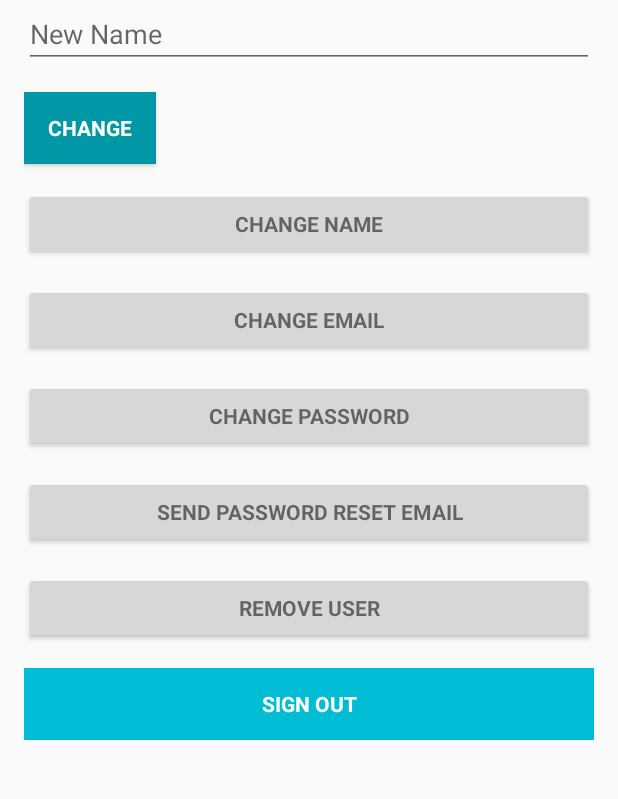
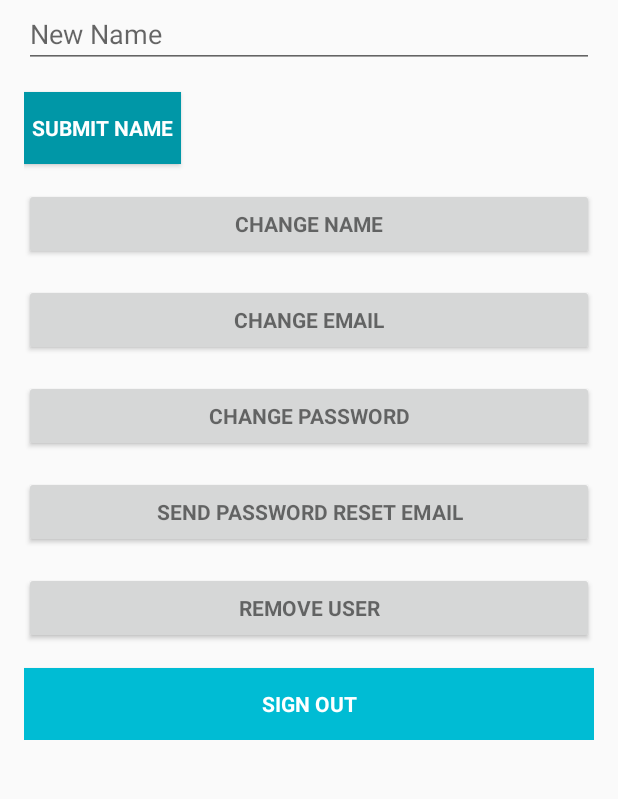
Before and after one commit to DeepakJOct/FirebaseAuth, an Android app: the screen it shows after launch once a user with an empty profile is signed in (MainActivity), after a tap on "CHANGE NAME", on a phone screen of 412 x 824 dp, the part 435-1234 px from its top. Run offline under Robolectric (Android 15) with nearby library versions, the phone set to English and light mode, and no system bars; our stand-ins replace ButterKnife, Firebase (no records; nobody signed in at launch, a user with empty details on screens opened directly).

Commit message:
Button visibility changes

```diff
--- a/app/src/main/java/app/com/firebaseauth/MainActivity.java
+++ b/app/src/main/java/app/com/firebaseauth/MainActivity.java
@@ -1,14 +1,7 @@
 package app.com.firebaseauth;
 
 import android.content.Intent;
-import android.graphics.Color;
 import android.os.Bundle;
-import android.text.Html;
-import android.text.Spannable;
-import android.text.SpannableString;
-import android.text.Spanned;
-import android.text.style.ForegroundColorSpan;
-import android.util.Log;
 import android.view.View;
 import android.widget.Button;
 import android.widget.EditText;
@@ -18,7 +11,6 @@ import android.widget.Toast;
 
 import androidx.annotation.NonNull;
 import androidx.appcompat.app.AppCompatActivity;
-import androidx.appcompat.widget.Toolbar;
 
 import com.google.android.gms.tasks.OnCompleteListener;
 import com.google.android.gms.tasks.Task;
@@ -49,8 +41,25 @@ public class MainActivity extends AppCompatActivity implements View.OnClickListe
     EditText password;
     @BindView(R.id.newPassword)
     EditText newPassword;
+    @BindView(R.id.confirm_password)
+    EditText confirmPassword;
     @BindView(R.id.progressBar)
     ProgressBar progressBar;
+
+    /*
+     * oldEmail
+     * newEmail
+     * newName
+     * password
+     * newPassword
+     * confirmPassword
+     *
+     * btnSubmitName
+     * btnSubmitEmail
+     * btnSubmitPassword
+     * btnSendPasswordResetEmail
+     * btnRemoveTheUser
+     * */
 
     @BindView(R.id.change_email_button)
     Button btnChangeEmail;
@@ -63,16 +72,16 @@ public class MainActivity extends AppCompatActivity implements View.OnClickListe
 
     @BindView(R.id.remove_user_button)
     Button btnRemoveUser;
-    @BindView(R.id.changeEmail)
-    Button changeEmail;
-    @BindView(R.id.changeName)
-    Button changeName;
-    @BindView(R.id.changePass)
-    Button changePassword;
-    @BindView(R.id.send)
-    Button sendEmail;
-    @BindView(R.id.remove)
-    Button remove;
+    @BindView(R.id.btnSubmitEmail)
+    Button btnSubmitEmail;
+    @BindView(R.id.btnSubmitName)
+    Button btnSubmitName;
+    @BindView(R.id.btnSubmitPassword)
+    Button btnSubmitPassword;
+    @BindView(R.id.btnResetEmail)
+    Button btnSendPasswordResetEmail;
+    @BindView(R.id.btnRemoveUser)
+    Button btnRemoveTheUser;
     @BindView(R.id.sign_out)
     Button signOut;
     @BindView(R.id.tv_refresh)
@@ -84,6 +93,7 @@ public class MainActivity extends AppCompatActivity implements View.OnClickListe
     FirebaseUser user;
     private String mName, mEmail, mUserId;
     private String mExtra;
+    private boolean isName, isEmail, isPassword, isSendPasswordResetEmail, isRemoveUser;
 
     @Override
     protected void onCreate(Bundle savedInstanceState) {
@@ -98,12 +108,12 @@ public class MainActivity extends AppCompatActivity implements View.OnClickListe
         btnSendResetEmail.setOnClickListener(this);
         btnRemoveUser.setOnClickListener(this);
 
-        changeEmail.setOnClickListener(this);
-        changePassword.setOnClickListener(this);
+        btnSubmitEmail.setOnClickListener(this);
+        btnSubmitPassword.setOnClickListener(this);
         changeNameButton.setOnClickListener(this);
-        changeName.setOnClickListener(this);
-        sendEmail.setOnClickListener(this);
-        remove.setOnClickListener(this);
+        btnSubmitName.setOnClickListener(this);
+        btnSendPasswordResetEmail.setOnClickListener(this);
+        btnRemoveTheUser.setOnClickListener(this);
         signOut.setOnClickListener(this);
 
         firebaseAuth = FirebaseAuth.getInstance();
@@ -129,7 +139,6 @@ public class MainActivity extends AppCompatActivity implements View.OnClickListe
         });
 
 
-
         getUserDetails();
 
 
@@ -145,25 +154,49 @@ public class MainActivity extends AppCompatActivity implements View.OnClickListe
         } else if (view.getId() == R.id.change_email_button) {
             changeEmail();
         } else if (view.getId() == R.id.change_password_button) {
-
+            changePassword();
         } else if (view.getId() == R.id.sending_pass_reset_button) {
-
+            sendPasswordResetEmail();
         } else if (view.getId() == R.id.remove_user_button) {
-
-        } else if (view.getId() == R.id.changeEmail) {
+            removeUser();
+        } else if (view.getId() == R.id.btnSubmitEmail) {
             submitChangedEmail();
-        } else if (view.getId() == R.id.changePass) {
-
-        } else if (view.getId() == R.id.send) {
-
-        } else if (view.getId() == R.id.remove) {
-
-        } else if(view == changeNameButton) {
+        } else if (view.getId() == R.id.btnSubmitPassword) {
+            submitChangedPassword();
+        } else if (view.getId() == R.id.btnResetEmail) {
+            submitEmailForPasswordChange();
+        } else if (view.getId() == R.id.btnRemoveUser) {
+            submitDetailsToRemoveUser();
+        } else if (view == changeNameButton) {
             changeName();
-        } else if(view == changeName) {
+        } else if (view == btnSubmitName) {
             submitChangedName();
         }
 
+    }
+
+    private void submitDetailsToRemoveUser() {
+    }
+
+    private void submitEmailForPasswordChange() {
+    }
+
+    private void submitChangedPassword() {
+    }
+
+    private void removeUser() {
+        isRemoveUser = true;
+        buttonVisibility();
+    }
+
+    private void sendPasswordResetEmail() {
+        isSendPasswordResetEmail = true;
+        buttonVisibility();
+    }
+
+    private void changePassword() {
+        isPassword = true;
+        buttonVisibility();
     }
 
     //get user details from firebase
@@ -172,7 +205,7 @@ public class MainActivity extends AppCompatActivity implements View.OnClickListe
             @Override
             public void onAuthStateChanged(@NonNull FirebaseAuth firebaseAuth) {
                 FirebaseUser user = firebaseAuth.getCurrentUser();
-                if(user != null) {
+                if (user != null) {
                     mEmail = user.getEmail();
                     mName = user.getDisplayName();
                     mUserId = user.getUid();
@@ -189,11 +222,11 @@ public class MainActivity extends AppCompatActivity implements View.OnClickListe
     }
 
     /*
-    * Changing email*/
+     * Changing email*/
 
     private void changeEmail() {
-        newEmail.setVisibility(View.VISIBLE);
-        changeEmail.setVisibility(View.VISIBLE);
+        isEmail = true;
+        buttonVisibility();
     }
 
     private void submitChangedEmail() {
@@ -223,13 +256,13 @@ public class MainActivity extends AppCompatActivity implements View.OnClickListe
      * Changing name*/
 
     private void changeName() {
-        newName.setVisibility(View.VISIBLE);
-        changeName.setVisibility(View.VISIBLE);
+        isName = true;
+        buttonVisibility();
     }
 
     private void submitChangedName() {
         progressBar.setVisibility(View.VISIBLE);
-        if(user != null && !newName.getText().toString().trim().equals("")) {
+        if (user != null && !newName.getText().toString().trim().equals("")) {
             FirebaseUser user = FirebaseAuth.getInstance().getCurrentUser();
             UserProfileChangeRequest profileChangeRequest = new UserProfileChangeRequest.Builder()
                     .setDisplayName(newName.getText().toString().trim())
@@ -239,7 +272,7 @@ public class MainActivity extends AppCompatActivity implements View.OnClickListe
                     .addOnCompleteListener(new OnCompleteListener<Void>() {
                         @Override
                         public void onComplete(@NonNull Task<Void> task) {
-                            if(task.isSuccessful()) {
+                            if (task.isSuccessful()) {
                                 Toast.makeText(MainActivity.this, "Successfully changed", Toast.LENGTH_SHORT).show();
                                 progressBar.setVisibility(View.GONE);
                             } else {
@@ -271,5 +304,46 @@ public class MainActivity extends AppCompatActivity implements View.OnClickListe
         authStateListener.onAuthStateChanged(firebaseAuth);
     }
 
+    private void buttonVisibility() {
+        oldEmail.setVisibility(View.GONE);
+        newEmail.setVisibility(View.GONE);
+        newName.setVisibility(View.GONE);
+        password.setVisibility(View.GONE);
+        newPassword.setVisibility(View.GONE);
+        confirmPassword.setVisibility(View.GONE);
+        btnSubmitName.setVisibility(View.GONE);
+        btnSubmitEmail.setVisibility(View.GONE);
+        btnSubmitPassword.setVisibility(View.GONE);
+        btnSendPasswordResetEmail.setVisibility(View.GONE);
+        btnRemoveTheUser.setVisibility(View.GONE);
+        if (isEmail) {
+            isEmail = false;
+            newEmail.setVisibility(View.VISIBLE);
+            btnSubmitEmail.setVisibility(View.VISIBLE);
+        } else if (isName) {
+            isName = false;
+            newName.setVisibility(View.VISIBLE);
+            btnSubmitName.setVisibility(View.VISIBLE);
+
+        } else if (isPassword) {
+            isPassword = false;
+            password.setVisibility(View.VISIBLE);
+            newPassword.setVisibility(View.VISIBLE);
+            confirmPassword.setVisibility(View.VISIBLE);
+            btnSubmitPassword.setVisibility(View.VISIBLE);
+
+        } else if (isRemoveUser) {
+            isRemoveUser = false;
+            oldEmail.setVisibility(View.VISIBLE);
+            btnRemoveTheUser.setVisibility(View.VISIBLE);
+
+        } else if (isSendPasswordResetEmail) {
+            isSendPasswordResetEmail = false;
+            oldEmail.setVisibility(View.VISIBLE);
+            btnSendPasswordResetEmail.setVisibility(View.VISIBLE);
+
+        }
+    }
+
 
 }
--- a/app/src/main/res/layout/activity_main.xml
+++ b/app/src/main/res/layout/activity_main.xml
@@ -229,7 +229,18 @@
                 android:layout_width="match_parent"
                 android:layout_height="wrap_content"
                 android:focusableInTouchMode="true"
-                android:hint="Old Password"
+                android:hint="Enter password"
+                android:inputType="textPassword"
+                android:maxLines="1"
+                android:singleLine="true"
+                android:visibility="gone" />
+
+            <EditText
+                android:id="@+id/confirm_password"
+                android:layout_width="match_parent"
+                android:layout_height="wrap_content"
+                android:focusableInTouchMode="true"
+                android:hint="Re-enter password"
                 android:inputType="textPassword"
                 android:maxLines="1"
                 android:singleLine="true"
@@ -247,49 +258,53 @@
                 android:visibility="gone" />
 
             <Button
-                android:id="@+id/changeName"
+                android:id="@+id/btnSubmitName"
+                style="?android:textAppearanceSmall"
+                android:layout_width="wrap_content"
+                android:layout_height="wrap_content"
+                android:layout_marginTop="16dp"
+                android:padding="5dp"
+                android:background="@color/colorPrimaryDark"
+                android:text="Submit Name"
+                android:textColor="@android:color/white"
+                android:textStyle="bold"
+                android:visibility="gone" />
+
+            <Button
+                android:id="@+id/btnSubmitEmail"
+                style="?android:textAppearanceSmall"
+                android:layout_width="wrap_content"
+                android:layout_height="wrap_content"
+                android:layout_marginTop="16dp"
+                android:padding="5dp"
+                android:background="@color/colorPrimaryDark"
+                android:text="Submit Email"
+                android:textColor="@android:color/white"
+                android:textStyle="bold"
+                android:visibility="gone" />
+
+            <Button
+                android:id="@+id/btnSubmitPassword"
                 style="?android:textAppearanceSmall"
                 android:layout_width="wrap_content"
                 android:layout_height="wrap_content"
                 android:layout_marginTop="16dp"
                 android:background="@color/colorPrimaryDark"
-                android:text="@string/btn_change"
+                android:text="Submit Password"
+                android:padding="5dp"
                 android:textColor="@android:color/white"
                 android:textStyle="bold"
                 android:visibility="gone" />
 
             <Button
-                android:id="@+id/changeEmail"
+                android:id="@+id/btnResetEmail"
                 style="?android:textAppearanceSmall"
                 android:layout_width="wrap_content"
                 android:layout_height="wrap_content"
                 android:layout_marginTop="16dp"
                 android:background="@color/colorPrimaryDark"
-                android:text="@string/btn_change"
-                android:textColor="@android:color/white"
-                android:textStyle="bold"
-                android:visibility="gone" />
-
-            <Button
-                android:id="@+id/changePass"
-                style="?android:textAppearanceSmall"
-                android:layout_width="wrap_content"
-                android:layout_height="wrap_content"
-                android:layout_marginTop="16dp"
-                android:background="@color/colorPrimaryDark"
-                android:text="@string/btn_change"
-                android:textColor="@android:color/white"
-                android:textStyle="bold"
-                android:visibility="gone" />
-
-            <Button
-                android:id="@+id/send"
-                style="?android:textAppearanceSmall"
-                android:layout_width="wrap_content"
-                android:layout_height="wrap_content"
-                android:layout_marginTop="16dp"
-                android:background="@color/colorPrimaryDark"
-                android:text="@string/btn_send"
+                android:text="Reset Email"
+                android:padding="5dp"
                 android:textColor="@android:color/white"
                 android:textStyle="bold"
                 android:visibility="gone" />
@@ -301,13 +316,14 @@
                 android:visibility="gone" />
 
             <Button
-                android:id="@+id/remove"
+                android:id="@+id/btnRemoveUser"
                 style="?android:textAppearanceSmall"
                 android:layout_width="wrap_content"
                 android:layout_height="wrap_content"
                 android:layout_marginTop="16dp"
                 android:background="@color/colorPrimaryDark"
-                android:text="@string/btn_remove"
+                android:text="Remove User"
+                android:padding="5dp"
                 android:textColor="@android:color/white"
                 android:textStyle="bold"
                 android:visibility="gone" />
```
